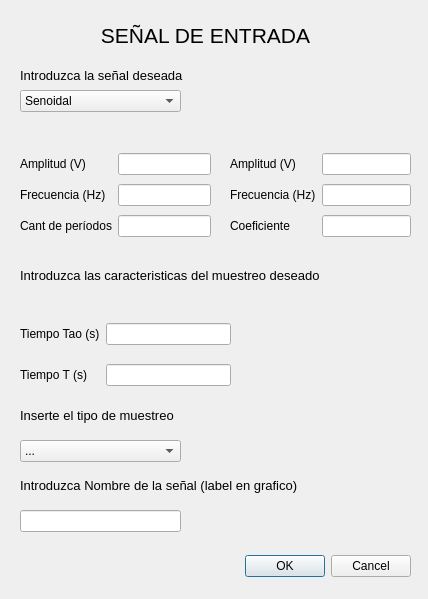
Qt form designer/ventanaEntrada.ui (matifrancois/TP1_ASSD_Programacion) before a commit.
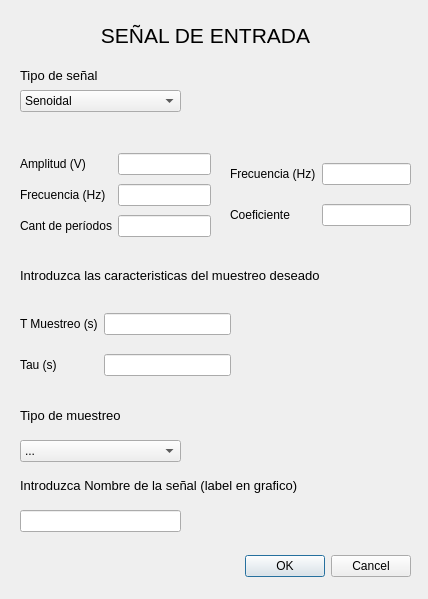
The same form after that commit.

Commit message: ahora ya no tiene la posibilidad de introducir la amplitud de la am

```diff
--- a/designer/ventanaEntrada.ui
+++ b/designer/ventanaEntrada.ui
@@ -49,7 +49,7 @@
     </font>
    </property>
    <property name="text">
-    <string>Introduzca la señal deseada</string>
+    <string>Tipo de señal</string>
    </property>
    <property name="alignment">
     <set>Qt::AlignLeading|Qt::AlignLeft|Qt::AlignVCenter</set>
@@ -110,32 +110,32 @@
    <property name="geometry">
     <rect>
      <x>20</x>
-     <y>310</y>
+     <y>300</y>
      <width>211</width>
      <height>91</height>
     </rect>
    </property>
    <layout class="QGridLayout" name="gridLayout_2">
-    <item row="0" column="0">
+    <item row="2" column="0">
      <widget class="QLabel" name="label_amplitud_2">
       <property name="text">
-       <string>Tiempo Tao (s)</string>
+       <string>Tau (s)</string>
       </property>
      </widget>
     </item>
-    <item row="0" column="1">
-     <widget class="QLineEdit" name="lineEdit_tao"/>
-    </item>
     <item row="1" column="0">
      <widget class="QLabel" name="label_frecuencia_2">
       <property name="text">
-       <string>Tiempo T (s)</string>
+       <string>T Muestreo (s)</string>
       </property>
      </widget>
     </item>
     <item row="1" column="1">
      <widget class="QLineEdit" name="lineEdit_t"/>
     </item>
+    <item row="2" column="1">
+     <widget class="QLineEdit" name="lineEdit_tao"/>
+    </item>
    </layout>
   </widget>
   <widget class="QWidget" name="layoutWidget">
@@ -211,7 +211,7 @@
     </font>
    </property>
    <property name="text">
-    <string>Inserte el tipo de muestreo</string>
+    <string>Tipo de muestreo</string>
    </property>
    <property name="alignment">
     <set>Qt::AlignLeading|Qt::AlignLeft|Qt::AlignVCenter</set>
@@ -252,30 +252,20 @@
     </rect>
    </property>
    <layout class="QGridLayout" name="gridLayout_5">
-    <item row="0" column="1">
-     <widget class="QLineEdit" name="lineEdit_amplitud_moduladora"/>
-    </item>
-    <item row="1" column="0">
+    <item row="0" column="0">
      <widget class="QLabel" name="label_fin_rango_2">
       <property name="text">
        <string>Frecuencia (Hz)</string>
       </property>
      </widget>
     </item>
-    <item row="1" column="1">
+    <item row="0" column="1">
      <widget class="QLineEdit" name="lineEdit_frecuencia_moduladora"/>
     </item>
-    <item row="0" column="0">
-     <widget class="QLabel" name="label_inicio_rango_2">
-      <property name="text">
-       <string>Amplitud (V)</string>
-      </property>
-     </widget>
-    </item>
-    <item row="2" column="1">
+    <item row="1" column="1">
      <widget class="QLineEdit" name="lineEdit_coeficiente"/>
     </item>
-    <item row="2" column="0">
+    <item row="1" column="0">
      <widget class="QLabel" name="label_fin_rango_3">
       <property name="text">
        <string>Coeficiente</string>
```
The commit also changes 15 other files.
